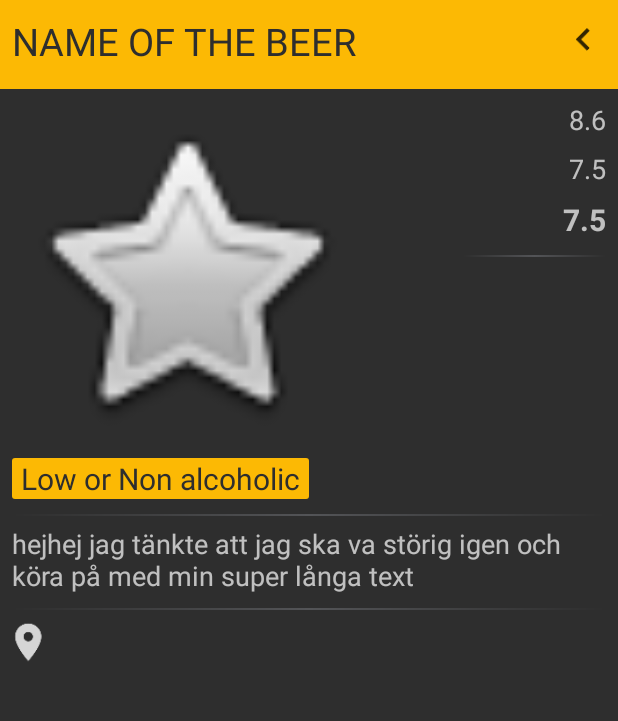
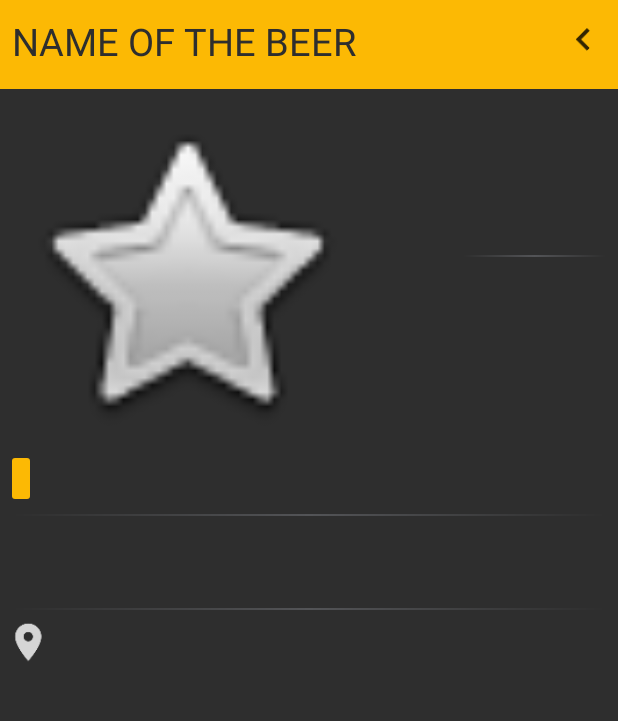
Before and after one commit to lilSwifty/BrewLikes, an Android app: the layout activity_info_test2.xml on its own in the app's theme, with its tools: preview values and no code run, on a phone screen of 412 x 824 dp, the part 84-805 px from its top. Run offline under Robolectric (Android 15) with nearby library versions, the phone set to English and light mode, and no system bars; plain views replace BottomNavigationViewEx.

Commit message:
Small things

```diff
--- a/app/src/main/res/layout/activity_info_test2.xml
+++ b/app/src/main/res/layout/activity_info_test2.xml
@@ -45,7 +45,7 @@
 
     <TextView
         android:id="@+id/tvBeerName"
-        android:layout_width="300dp"
+        android:layout_width="wrap_content"
         android:layout_height="wrap_content"
         android:layout_marginTop="10dp"
         android:layout_marginStart="8dp"
@@ -79,6 +79,7 @@
         android:layout_marginStart="8dp"
         android:layout_marginTop="8dp"
         android:onClick="onBeerImageClick"
+        android:contentDescription="@string/beerPic"
         app:layout_constraintStart_toStartOf="parent"
         app:layout_constraintTop_toBottomOf="@+id/titleMenu"
         app:srcCompat="@android:drawable/btn_star_big_off"/>
@@ -91,7 +92,6 @@
         android:layout_marginEnd="8dp"
         android:paddingTop="0dp"
         android:fontFamily="sans-serif"
-        android:text="8.6"
         android:textSize="18sp"
         app:layout_constraintEnd_toEndOf="parent"
         app:layout_constraintTop_toBottomOf="@+id/titleMenu"/>
@@ -104,7 +104,6 @@
         android:layout_marginTop="8dp"
         android:layout_marginEnd="8dp"
         android:fontFamily="sans-serif"
-        android:text="7.5"
         android:textSize="18sp"
         app:layout_constraintEnd_toEndOf="parent"
         app:layout_constraintTop_toBottomOf="@+id/tvPriceScore"/>
@@ -116,7 +115,6 @@
         android:layout_marginTop="8dp"
         android:layout_marginEnd="8dp"
         android:fontFamily="sans-serif"
-        android:text="7.5"
         android:textSize="20sp"
         android:textStyle="bold"
         app:layout_constraintEnd_toEndOf="parent"
@@ -149,7 +147,6 @@
         android:id="@+id/tvCategory"
         android:layout_width="wrap_content"
         android:layout_height="wrap_content"
-        android:text="Low or Non alcoholic"
         android:layout_marginStart="8sp"
         android:layout_marginTop="8dp"
         android:textSize="20sp"
@@ -182,7 +179,6 @@
         android:layout_marginTop="6dp"
         android:layout_marginEnd="8dp"
         android:fontFamily="sans-serif"
-        android:text="hejhej jag tänkte att jag ska va störig igen och köra på med min super långa text"
         android:textSize="18sp"
         app:layout_constraintStart_toStartOf="parent"
         app:layout_constraintTop_toBottomOf="@+id/ivLine2"/>
```
